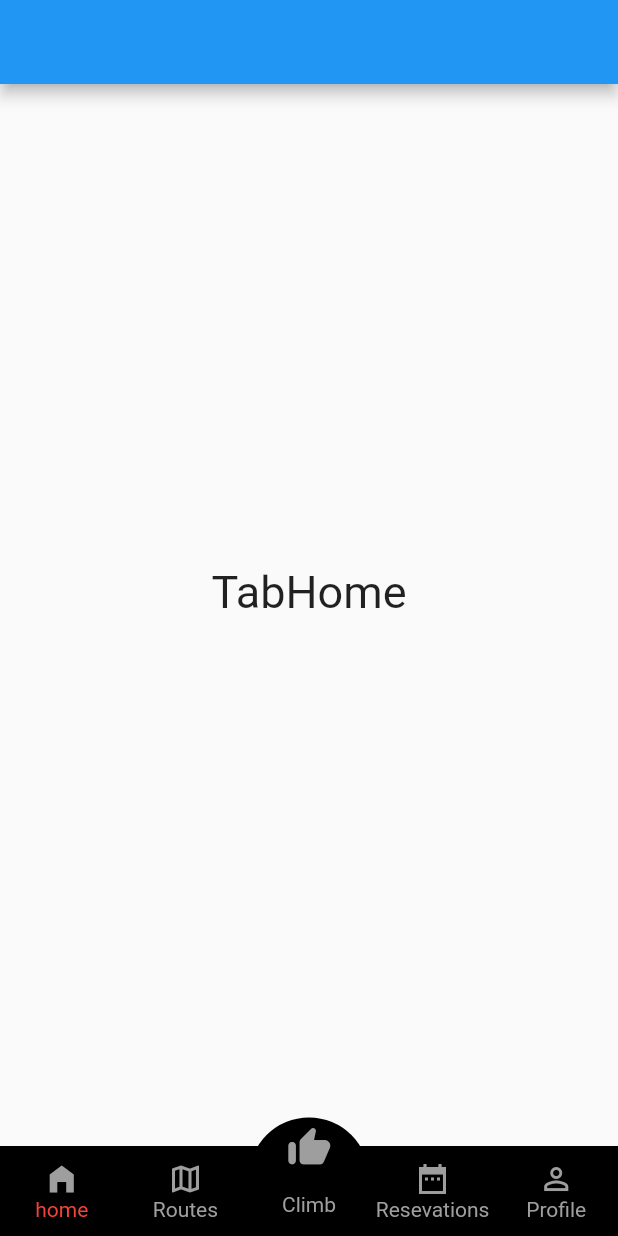
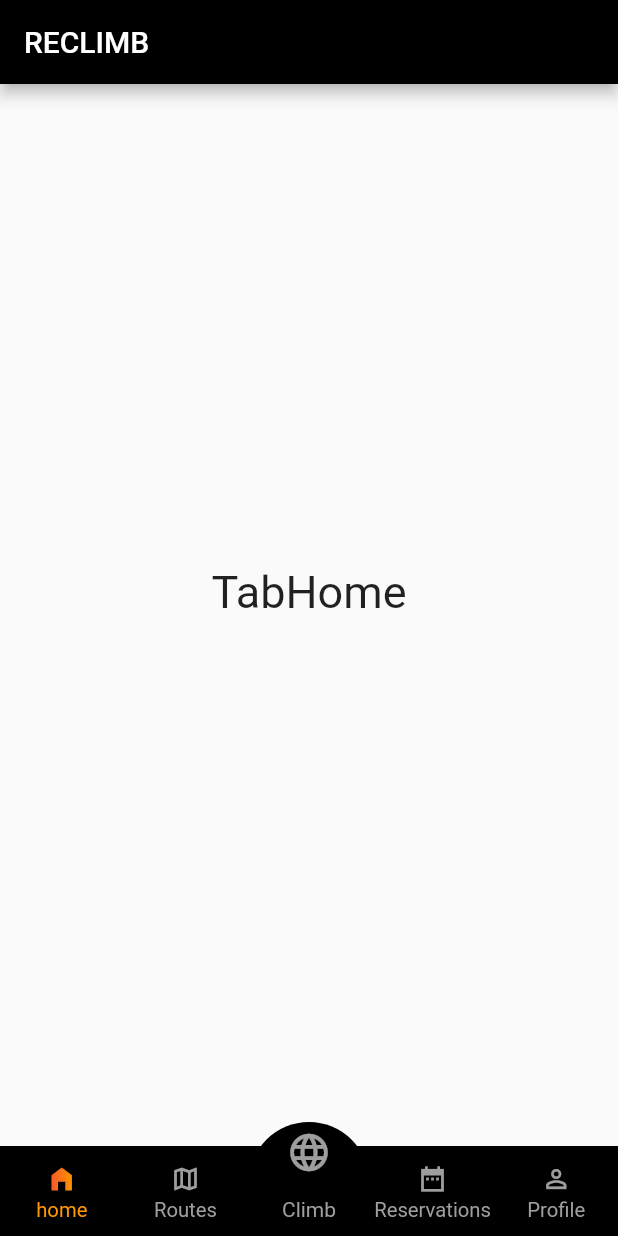
Before and after one commit to truongnguyen112007/climb_app_base, a Flutter app: the screen it shows after launch, on a phone screen of 412 x 824 dp. Run offline on Flutter 3.47's test engine with Material 2 defaults, Android fonts, the phone set to English and light mode, and no system bars.

Commit message:
change color icon

```diff
--- a/lib/bottom_navigationbar.dart
+++ b/lib/bottom_navigationbar.dart
@@ -1,6 +1,6 @@
+import 'package:climb_app_base/components/gradient_icon.dart';
 import 'package:flutter/cupertino.dart';
 import 'package:flutter/material.dart';
-
 
 class AppButtonNavigationBar extends StatefulWidget {
   final Function(int index) indexCallBack;
@@ -13,15 +13,16 @@ class AppButtonNavigationBar extends StatefulWidget {
 }
 
 class _AppButtonNavigationBarState extends State<AppButtonNavigationBar> {
- static const int TAB_HOME =0;
- static  const int TAB_A =1;
- static const int TAB_B =2;
- static  const int TAB_C =3;
- static const int TAB_D =4;
-  var currentTab =0;
+  static const int TAB_HOME = 0;
+  static const int TAB_ROUTES = 1;
+  static const int TAB_CLIMB = 2;
+  static const int TAB_RESERVATIONS = 3;
+  static const int TAB_PROFILE = 4;
+  var currentTab = 0;
+
   @override
   Widget build(BuildContext context) {
-    return      Stack(
+    return Stack(
       children: [
         SizedBox(),
         Padding(
@@ -36,12 +37,12 @@ class _AppButtonNavigationBarState extends State<AppButtonNavigationBar> {
                 children: [
                   itemBottomNavigationBar(Icons.home_filled, TAB_HOME, 'home'),
                   itemBottomNavigationBar(
-                      Icons.map_outlined, TAB_A, 'Routes'),
+                      Icons.map_outlined, TAB_ROUTES, 'Routes'),
                   const Expanded(child: SizedBox()),
                   itemBottomNavigationBar(
-                      Icons.date_range_sharp, TAB_C, 'Resevations'),
+                      Icons.date_range_sharp, TAB_RESERVATIONS, 'Reservations'),
                   itemBottomNavigationBar(
-                      Icons.person_outline_outlined, TAB_D, 'Profile'),
+                      Icons.person_outline_outlined, TAB_PROFILE, 'Profile'),
                 ],
               ),
             ),
@@ -52,12 +53,12 @@ class _AppButtonNavigationBarState extends State<AppButtonNavigationBar> {
             alignment: Alignment.topCenter,
             child: Container(
               alignment: Alignment.bottomCenter,
-              padding: EdgeInsets.only(bottom: 13),
+              padding: EdgeInsets.only(bottom: 10),
               child: InkWell(
                 onTap: () {
-                  currentTab =2;
+                  currentTab = 2;
                   widget.indexCallBack(currentTab);
-                  setState((){});
+                  setState(() {});
                 },
                 child: Column(
                   mainAxisSize: MainAxisSize.min,
@@ -72,16 +73,24 @@ class _AppButtonNavigationBarState extends State<AppButtonNavigationBar> {
                           topRight: Radius.circular(100),
                         ),
                       ),
-                      child: Icon(
-                        Icons.thumb_up_alt_rounded,
-                        color: Colors.grey,
+                      child: GradientIcon(
                         size: 30,
+                        icon: Icons.language_outlined,
+                        gradient: LinearGradient(
+                          colors: currentTab == TAB_CLIMB
+                              ? [Colors.green, Colors.blue]
+                              : [Colors.grey, Colors.grey],
+                        ),
                       ),
                     ),
                     SizedBox(
                       height: 10,
                     ),
-                    Text("Climb", style: TextStyle(color: currentTab==TAB_B ? Colors.red : Colors.grey)),
+                    Text("Climb",
+                        style: TextStyle(
+                            color: currentTab == TAB_CLIMB
+                                ? Colors.orange
+                                : Colors.grey)),
                   ],
                 ),
               ),
@@ -106,13 +115,20 @@ class _AppButtonNavigationBarState extends State<AppButtonNavigationBar> {
           child: Column(
             mainAxisSize: MainAxisSize.min,
             children: [
-              Icon(
-                icon,
-                color: Colors.grey,
+              GradientIcon(
+                size: 20,
+                icon: icon,
+                gradient: LinearGradient(
+                  colors: currentTab == index
+                      ? [Colors.red, Colors.orange]
+                      : [Colors.grey, Colors.grey],
+                ),
               ),
               Text(
                 title,
-                style: TextStyle(color: currentTab==index ? Colors.red:Colors.grey),
+                style: TextStyle(
+                    color: currentTab == index ? Colors.orange : Colors.grey,
+                    fontSize: 13.5),
               ),
             ],
           ),
--- /dev/null
+++ b/lib/components/gradient_icon.dart
@@ -0,0 +1,33 @@
+import 'package:flutter/cupertino.dart';
+import 'package:flutter/material.dart';
+
+class GradientIcon extends StatelessWidget {
+  GradientIcon(
+  { required this.icon,
+    required  this.size,
+    required  this.gradient,}
+      );
+
+  final IconData icon;
+  final double size;
+  final Gradient gradient;
+
+  @override
+  Widget build(BuildContext context) {
+    return ShaderMask(
+      child: SizedBox(
+        width: size * 1.2,
+        height: size * 1.2,
+        child: Icon(
+          icon,
+          size: size,
+          color: Colors.white,
+        ),
+      ),
+      shaderCallback: (Rect bounds) {
+        final Rect rect = Rect.fromLTRB(0, 0, size, size);
+        return gradient.createShader(rect);
+      },
+    );
+  }
+}
--- a/lib/modules/home/home_page.dart
+++ b/lib/modules/home/home_page.dart
@@ -28,7 +28,13 @@ class _HomePageState extends State<HomePage> {
   @override
   Widget build(BuildContext context) {
     return Scaffold(
-      appBar: AppBar(),
+      appBar: AppBar(
+        backgroundColor: Colors.black,
+        title: Text('RECLIMB'),
+        actions: [
+
+        ],
+      ),
       body: Column(
         children: [
           Expanded(
@@ -67,7 +73,7 @@ class _HomePageState extends State<HomePage> {
               ),
               Text(
                 title,
-                style: TextStyle(color: currentTab==index ? Colors.red:Colors.grey),
+                style: TextStyle(color: currentTab==index ? Colors.orange:Colors.grey),
               ),
             ],
           ),
--- a/pubspec.yaml
+++ b/pubspec.yaml
@@ -12,6 +12,7 @@ dependencies:
   flutter:
     sdk: flutter
   cupertino_icons: ^1.0.2
+  badges: ^2.0.3
 
 dev_dependencies:
   flutter_test:
```
Also changed, not shown: pubspec.lock.
